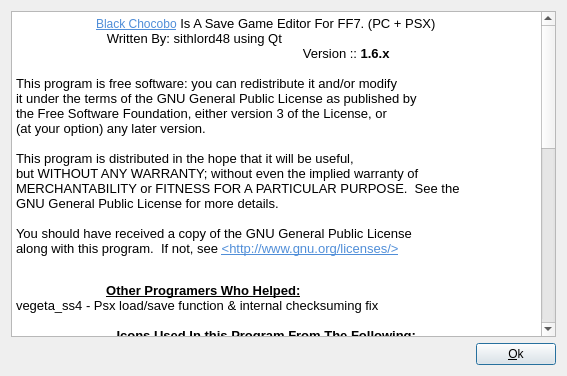
Above: about.ui from sithlord48/blackchocobo before the change. Below: the same form after it.
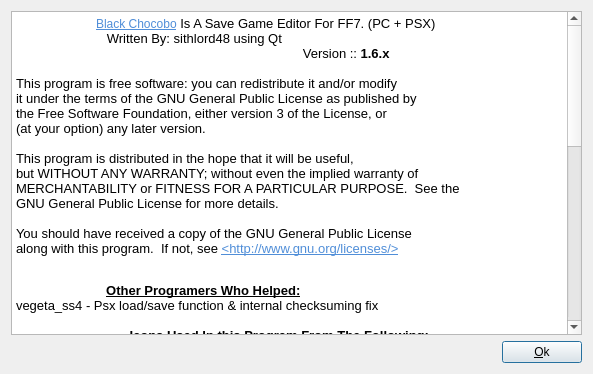
That is the form after the change. Icons and pictures are not drawn.

Commit message: slightly wider dialog

Diff of the .ui file:
```diff
--- a/about.ui
+++ b/about.ui
@@ -9,8 +9,8 @@
    <rect>
     <x>0</x>
     <y>0</y>
-    <width>567</width>
-    <height>376</height>
+    <width>593</width>
+    <height>374</height>
    </rect>
   </property>
   <property name="windowTitle">
```
